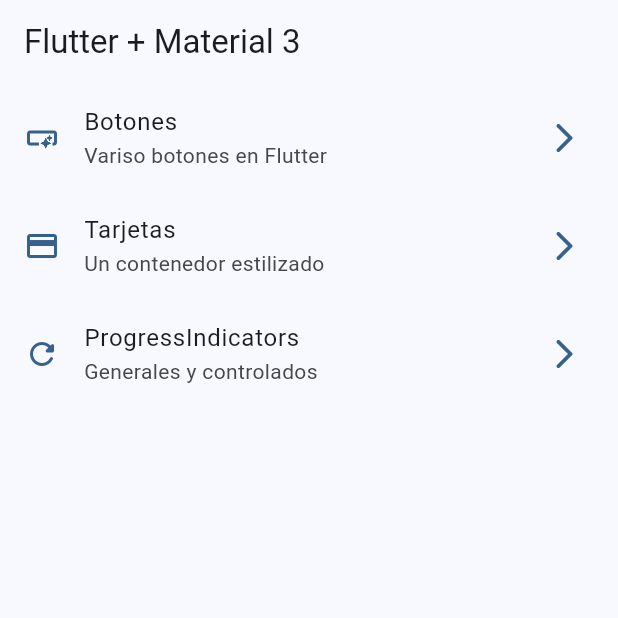
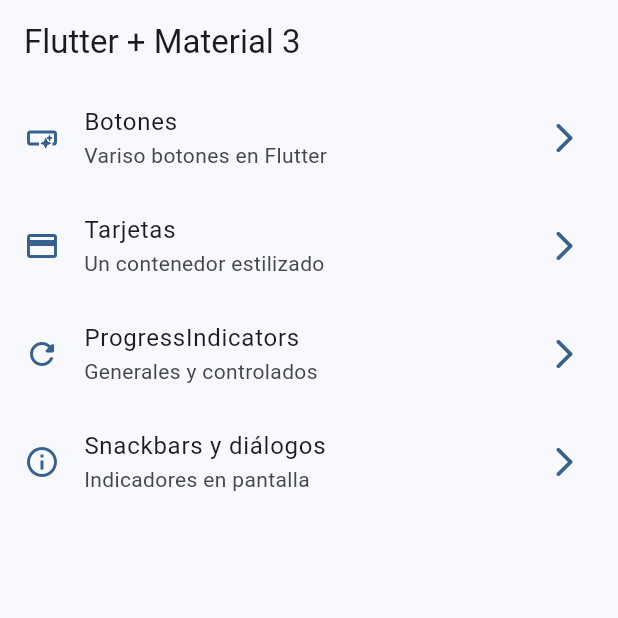
Before and after one commit to AlexFG15/widgets_app, a Flutter app: the screen it shows after launch, on a phone screen of 412 x 824 dp, the top half of it. Run offline on Flutter 3.47's test engine with Material 3 defaults, Android fonts, the phone set to English and light mode, and no system bars; our stand-ins replace go_router.

Commit message:
SnackBARS DIALOGOS TERMINADO

```diff
--- a/lib/config/menu/menu_items.dart
+++ b/lib/config/menu/menu_items.dart
@@ -35,4 +35,10 @@ const appMenuItems = <MenuItem>[
     link: '/progress',
     icon: Icons.refresh_rounded,
   ),
+  MenuItem(
+    title: 'Snackbars y diálogos',
+    subTitle: 'Indicadores en pantalla',
+    link: '/snackbars',
+    icon: Icons.info_outline,
+  ),
 ];
--- a/lib/config/router/app_router.dart
+++ b/lib/config/router/app_router.dart
@@ -25,5 +25,10 @@ final appRouter = GoRouter(
       name: ProgressScreen.name,
       builder: (context, state) => ProgressScreen(),
     ),
+    GoRoute(
+      path: '/snackbars',
+      name: SnackbarScreen.name,
+      builder: (context, state) => SnackbarScreen(),
+    ),
   ],
 );
--- a/lib/main.dart
+++ b/lib/main.dart
@@ -13,6 +13,7 @@ class MainApp extends StatelessWidget {
   @override
   Widget build(BuildContext context) {
     return MaterialApp.router(
+      title: 'Flutter Widgets',
       routerConfig: appRouter,
       debugShowCheckedModeBanner: false,
       theme: AppTheme(selectedColor: 0).getTheme(),
```
Also changed, not shown: lib/config/presentation/screens/snackbar/snackbar_screen.dart (+71 -1 lines).
